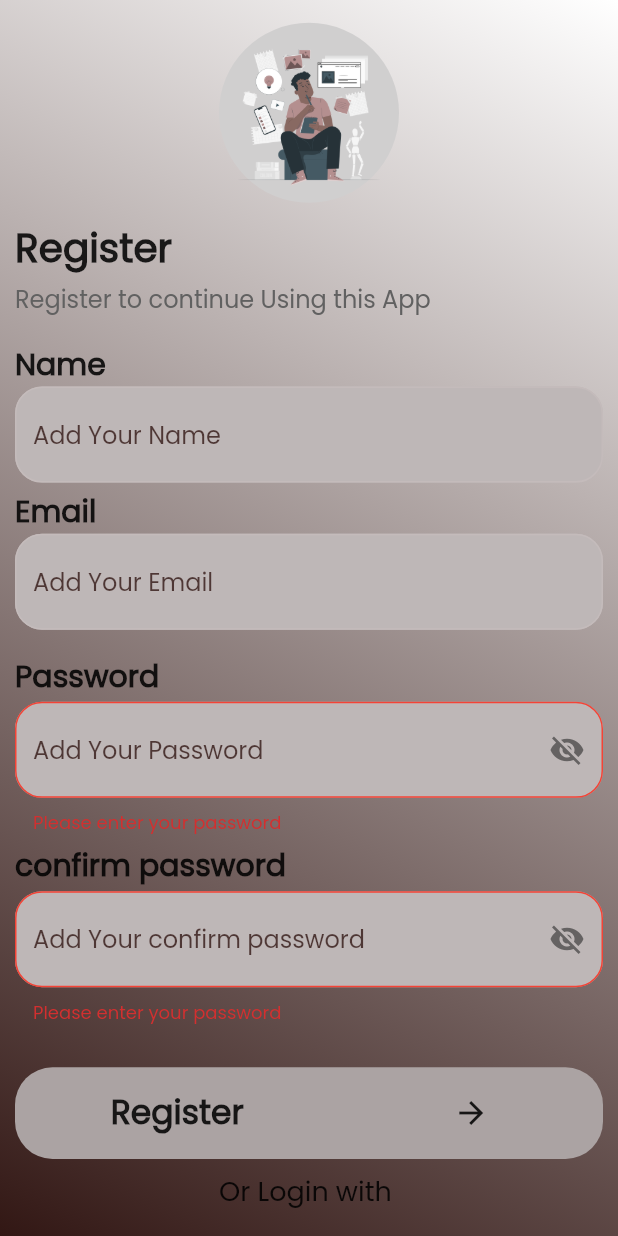
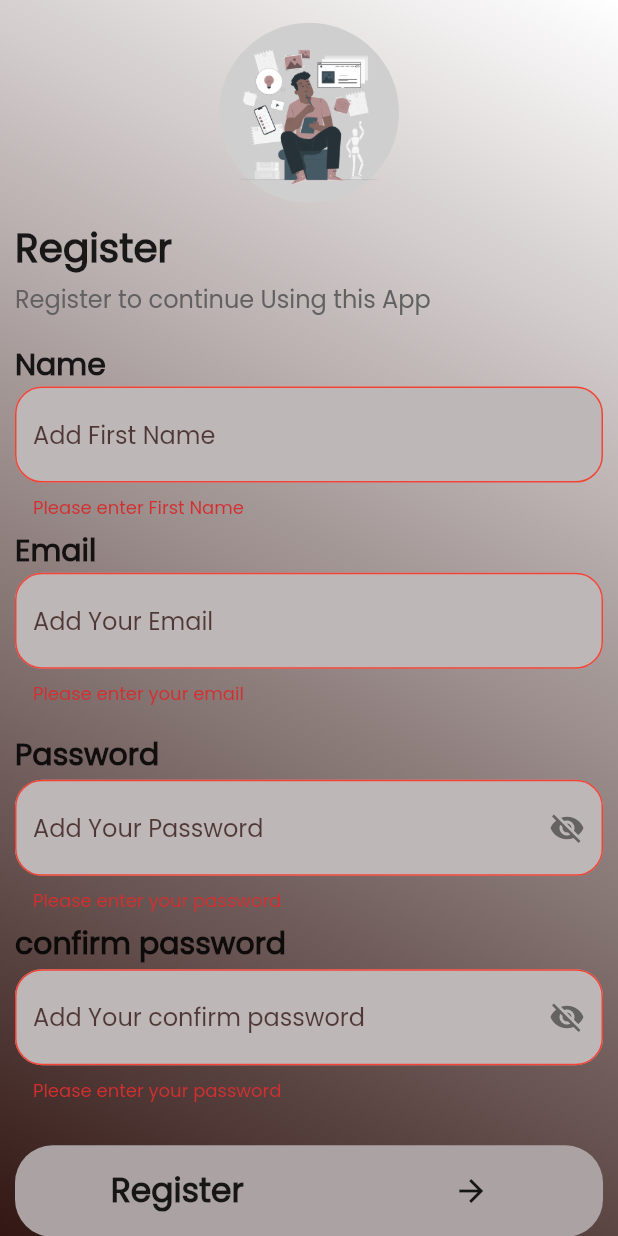
Before and after one commit to shadymohamed532001/Notely, a Flutter app: the RegisterView screen opened by its route, scrolled down 36 dp, after a tap on "Register", on a phone screen of 412 x 824 dp. Run offline on Flutter 3.47's test engine with Material 2 defaults, Android fonts, the light colour scheme and no system bars; our stand-ins replace awesome_dialog, bloc, email_validator, firebase_auth, firebase_core, flutter_bloc and 3 more; accounts and stored records are empty.

Commit message:
edit login and register

```diff
--- a/lib/Views/RegisterView.dart
+++ b/lib/Views/RegisterView.dart
@@ -8,6 +8,7 @@ import 'package:notely/Views/CustomWigets/CustomLogo.dart';
 import 'package:notely/Views/CustomWigets/CustomTextFormFiled.dart';
 import 'package:notely/Views/CustomWigets/CutomBottom.dart';
 import 'package:notely/Helper/constans.dart';
+import 'package:notely/Views/LoginView.dart';
 
 class RegisterView extends StatefulWidget {
   const RegisterView({super.key});
@@ -27,6 +28,8 @@ class _RegisterViewState extends State<RegisterView> {
   bool isPasswordShow = true;
   bool isconfirmPasswordShow = true;
   String _errorEmailMessage = '';
+  bool isLoading = false;
+
   // String _errorPasswordMessage = '';
 
   @override
@@ -35,7 +38,25 @@ class _RegisterViewState extends State<RegisterView> {
       body: Form(
         key: formKey,
         autovalidateMode: autovalidateMode,
-        child: Container(
+        child: isLoading
+            ? Container(
+                decoration: const BoxDecoration(
+                  gradient: LinearGradient(
+                    begin: Alignment.topRight,
+                    end: Alignment.bottomLeft,
+                    colors: [
+                      Colors.white,
+                      KprimeColor,
+                    ],
+                  ),
+                ),
+                child: const Center(
+                  child: CircularProgressIndicator(
+                    color: KprimeColor,
+                  ),
+                ),
+              )
+            : Container(
                 decoration: const BoxDecoration(
                   gradient: LinearGradient(
                     begin: Alignment.topRight,
@@ -90,11 +111,19 @@ class _RegisterViewState extends State<RegisterView> {
                             ),
                           ),
                           CustomTextFormFiled(
+                            validator: (value) {
+                              if (value!.isEmpty) {
+                                return 'Please enter First Name';
+                              } else if (value.length >= 8) {
+                                return 'Please enter First Name Only';
+                              }
+                              return null;
+                            },
                             obscureText: false,
                             controller: namecontroller,
                             filled: true,
                             fillColor: const Color.fromRGBO(190, 183, 183, 1),
-                        hintText: 'Add Your Name',
+                            hintText: 'Add First Name',
                           ),
                           const CustomSpace(
                             Number: 200,
@@ -108,6 +137,12 @@ class _RegisterViewState extends State<RegisterView> {
                             ),
                           ),
                           CustomTextFormFiled(
+                            validator: (value) {
+                              if (value!.isEmpty) {
+                                return 'Please enter your email';
+                              }
+                              return null;
+                            },
                             obscureText: false,
                             onChanged: (value) {
                               validateEmail(value);
@@ -141,7 +176,7 @@ class _RegisterViewState extends State<RegisterView> {
                             validator: (value) {
                               if (value!.isEmpty) {
                                 return 'Please enter your password';
-                          } else if (value.length > 8) {
+                              } else if (value.length <= 8) {
                                 return 'Password must be at least 8 characters';
                               }
                               return null;
@@ -183,7 +218,7 @@ class _RegisterViewState extends State<RegisterView> {
                             validator: (value) {
                               if (value!.isEmpty) {
                                 return 'Please enter your password';
-                          } else if (value.length > 8) {
+                              } else if (value.length <= 8) {
                                 return 'Password must be at least 8 characters';
                               } else if (value != passwordcontroller.text) {
                                 return 'passwords not match';
@@ -193,7 +228,8 @@ class _RegisterViewState extends State<RegisterView> {
                             suffixIcon: IconButton(
                               onPressed: () {
                                 setState(() {
-                              isconfirmPasswordShow = !isconfirmPasswordShow;
+                                  isconfirmPasswordShow =
+                                      !isconfirmPasswordShow;
                                 });
                               },
                               icon: isconfirmPasswordShow
@@ -220,7 +256,13 @@ class _RegisterViewState extends State<RegisterView> {
                           CustomBottom(
                             onTap: () async {
                               if (formKey.currentState!.validate()) {
+                                setState(() {
+                                  isLoading = true;
+                                });
                                 await RegisterUser(context);
+                                setState(() {
+                                  isLoading = false;
+                                });
                               } else {
                                 autovalidateMode = AutovalidateMode.always;
                                 setState(() {});
@@ -297,11 +339,17 @@ class _RegisterViewState extends State<RegisterView> {
         password: passwordcontroller.text,
       );
       FirebaseAuth.instance.currentUser!.sendEmailVerification();
-      Navigator.pushNamedAndRemoveUntil(
-        context,
-        kLoginView,
-        (route) => false,
+      Navigator.pushAndRemoveUntil(context,
+          MaterialPageRoute(builder: (context) {
+        return LoginView(
+          name: namecontroller.text,
         );
+      }), (route) => false);
+      // Navigator.pushNamedAndRemoveUntil(
+      //   context,
+      //   kLoginView,
+      //   (route) => false,
+      // );
     } on FirebaseAuthException catch (e) {
       if (e.code == 'weak-password') {
         AwesomeDialog(
```
Also changed, not shown: lib/Views/CustomWigets/NotesViewsBody.dart (+5 -4 lines), lib/Views/LoginView.dart (+43 -25 lines), lib/Views/notesviews.dart (+6 -3 lines). Lines whose indentation alone changed are shown as unchanged.
